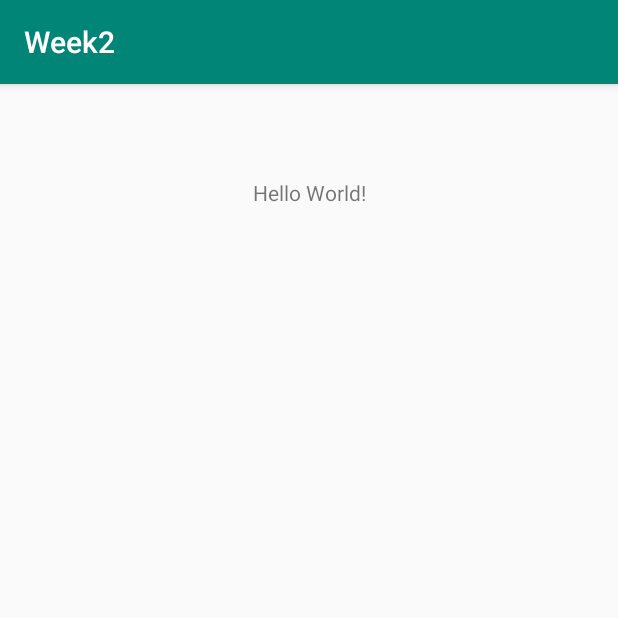
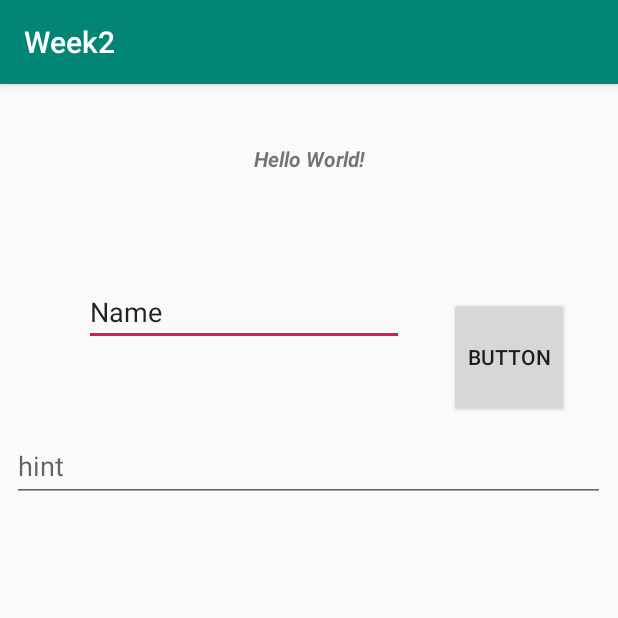
Before and after one commit to theguymat/AndroidTest, an Android app: the screen it shows after launch (MainActivity), on a phone screen of 412 x 824 dp, the top half of it. Run offline under Robolectric (Android 15) with nearby library versions, the phone set to English and light mode, and no system bars.

Commit message:
button, text fields and updating text

```diff
--- a/app/build.gradle
+++ b/app/build.gradle
@@ -25,4 +25,5 @@ dependencies {
     testImplementation 'junit:junit:4.12'
     androidTestImplementation 'com.android.support.test:runner:1.0.2'
     androidTestImplementation 'com.android.support.test.espresso:espresso-core:3.0.2'
+    implementation 'com.android.support:design:28.0.0'
 }
--- a/app/src/main/java/com/example/a6454/week2/MainActivity.java
+++ b/app/src/main/java/com/example/a6454/week2/MainActivity.java
@@ -1,7 +1,12 @@
 package com.example.a6454.week2;
 
+import android.support.design.widget.TextInputEditText;
+import android.support.design.widget.TextInputLayout;
 import android.support.v7.app.AppCompatActivity;
 import android.os.Bundle;
+import android.view.View;
+import android.widget.EditText;
+import android.widget.TextView;
 
 public class MainActivity extends AppCompatActivity {
 
@@ -10,4 +15,14 @@ public class MainActivity extends AppCompatActivity {
         super.onCreate(savedInstanceState);
         setContentView(R.layout.activity_main);
     }
+
+    public void onButtonClick(View view) {
+       TextView label = findViewById(R.id.textView);
+       EditText entry = findViewById(R.id.editText);
+       TextInputEditText entry2 = findViewById(R.id.entry2);
+
+       label.setText(entry2.getText());
+
+
+    }
 }
--- a/app/src/main/res/layout/activity_main.xml
+++ b/app/src/main/res/layout/activity_main.xml
@@ -7,13 +7,72 @@
     tools:context=".MainActivity">
 
     <TextView
+        android:id="@+id/textView"
         android:layout_width="wrap_content"
         android:layout_height="21dp"
+        android:layout_marginStart="8dp"
+        android:layout_marginLeft="8dp"
+        android:layout_marginTop="40dp"
+        android:layout_marginEnd="8dp"
+        android:layout_marginRight="8dp"
         android:text="Hello World!"
+        android:textStyle="bold|italic"
+        app:layout_constraintEnd_toEndOf="parent"
+        app:layout_constraintStart_toStartOf="parent"
+        app:layout_constraintTop_toTopOf="parent" />
+
+    <Button
+        android:id="@+id/button"
+        android:layout_width="80dp"
+        android:layout_height="80dp"
+        android:layout_marginStart="8dp"
+        android:layout_marginLeft="8dp"
+        android:layout_marginTop="8dp"
+        android:layout_marginEnd="8dp"
+        android:layout_marginRight="8dp"
+        android:layout_marginBottom="8dp"
+        android:onClick="onButtonClick"
+        android:text="Button"
         app:layout_constraintBottom_toBottomOf="parent"
-        app:layout_constraintLeft_toLeftOf="parent"
-        app:layout_constraintRight_toRightOf="parent"
+        app:layout_constraintEnd_toEndOf="parent"
+        app:layout_constraintHorizontal_bias="0.478"
+        app:layout_constraintStart_toEndOf="@+id/editText"
         app:layout_constraintTop_toTopOf="parent"
-        app:layout_constraintVertical_bias="0.084" />
+        app:layout_constraintVertical_bias="0.199" />
+
+    <EditText
+        android:id="@+id/editText"
+        android:layout_width="wrap_content"
+        android:layout_height="wrap_content"
+        android:layout_marginStart="56dp"
+        android:layout_marginLeft="56dp"
+        android:layout_marginTop="68dp"
+        android:ems="10"
+        android:hint="Input whatever"
+        android:inputType="textPersonName"
+        android:text="Name"
+        app:layout_constraintStart_toStartOf="parent"
+        app:layout_constraintTop_toBottomOf="@+id/textView" />
+
+    <android.support.design.widget.TextInputLayout
+
+        android:layout_width="395dp"
+        android:layout_height="wrap_content"
+        android:layout_marginStart="8dp"
+        android:layout_marginLeft="8dp"
+        android:layout_marginTop="48dp"
+        android:layout_marginEnd="8dp"
+        android:layout_marginRight="8dp"
+        app:layout_constraintEnd_toEndOf="parent"
+        app:layout_constraintHorizontal_bias="0.0"
+        app:layout_constraintStart_toStartOf="parent"
+        app:layout_constraintTop_toBottomOf="@+id/editText">
+
+        <android.support.design.widget.TextInputEditText
+            android:id="@+id/entry2"
+            android:layout_width="match_parent"
+            android:layout_height="wrap_content"
+            android:hint="hint" />
+    </android.support.design.widget.TextInputLayout>
 
 </android.support.constraint.ConstraintLayout>
```
